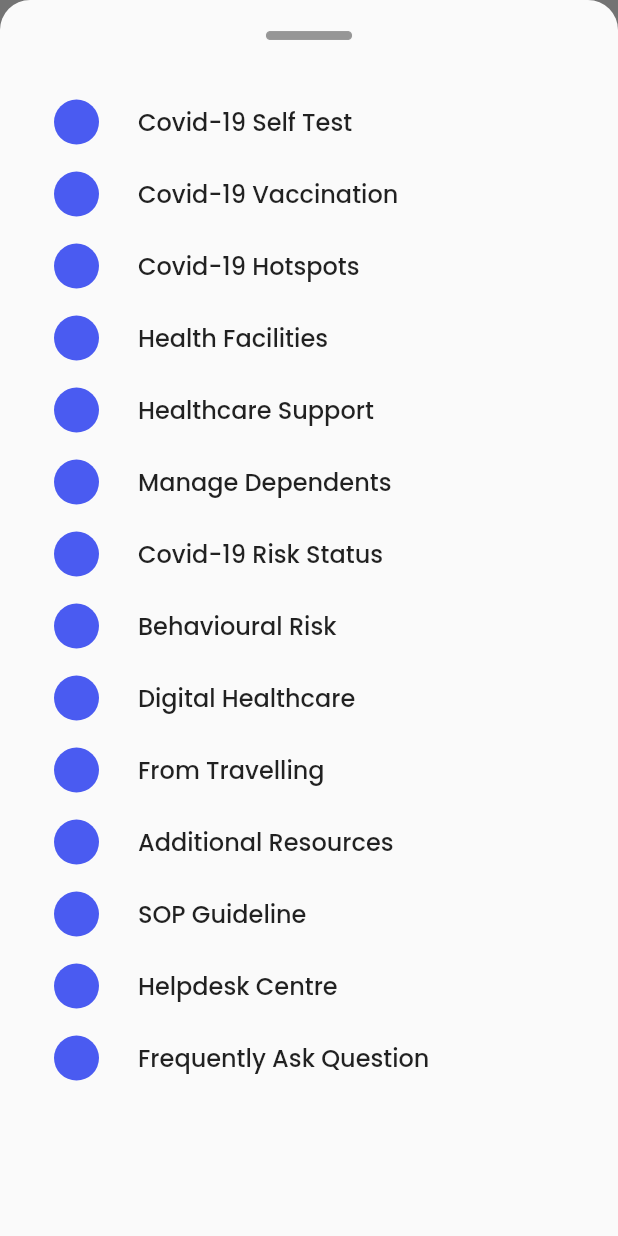
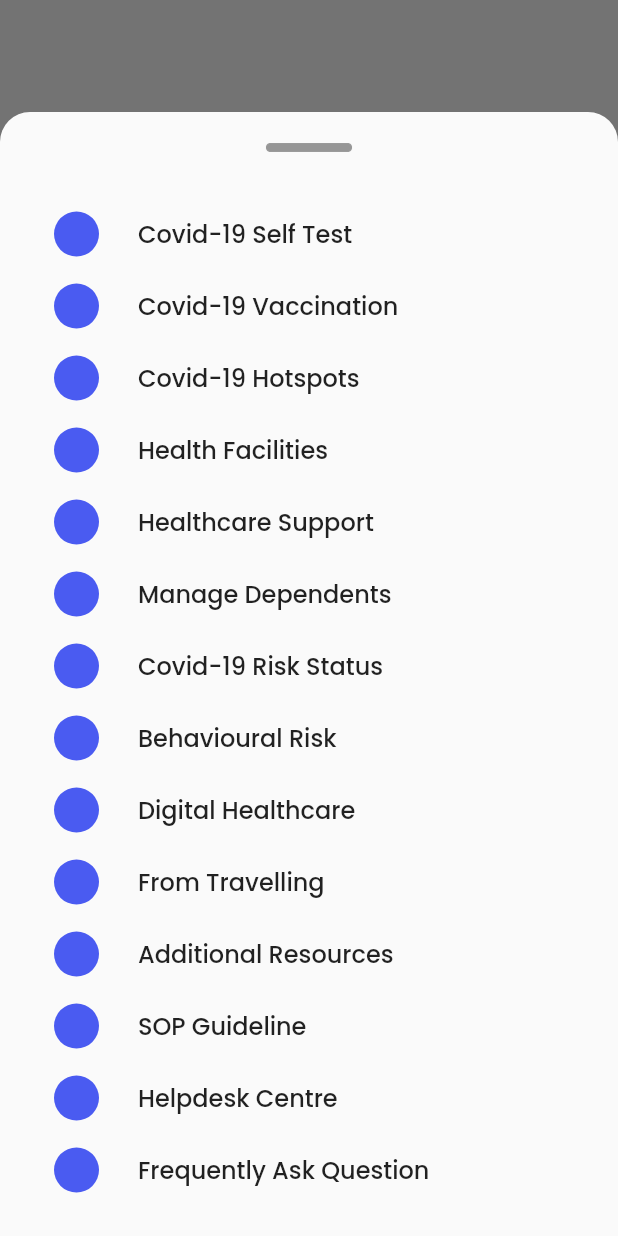
Before and after one commit to saifymatteo/MySejahtera-Plus, a Flutter app: what toolsAndServicesBottomSheet() shows on an empty page, opened directly, on a phone screen of 412 x 824 dp. Run offline on Flutter 3.47's test engine with Material 2 defaults, Android fonts, the phone set to English and light mode, and no system bars; our stand-ins replace dropdown_button2, google_fonts, qr_flutter, responsive_framework, salomon_bottom_bar; missing offline and left inert: mobile_scanner.

Commit message:
minor changes

```diff
--- a/lib/components/bottom_sheet_tools_and_services.dart
+++ b/lib/components/bottom_sheet_tools_and_services.dart
@@ -24,8 +24,8 @@ Future<dynamic> toolsAndServicesBottomSheet(BuildContext context) {
             ),
           ),
           const SizedBox(height: 30),
-          Expanded(
-            child: ListView(
+          ListView(
+            shrinkWrap: true,
             children: const [
               ToolsAndServicesListTiles(text: 'Covid-19 Self Test'),
               ToolsAndServicesListTiles(text: 'Covid-19 Vaccination'),
@@ -43,7 +43,6 @@ Future<dynamic> toolsAndServicesBottomSheet(BuildContext context) {
               ToolsAndServicesListTiles(text: 'Frequently Ask Question'),
             ],
           ),
-          ),
         ],
       ),
     ),
--- a/lib/main.dart
+++ b/lib/main.dart
@@ -14,8 +14,7 @@ import 'screens/profile_screen.dart';
 void main() {
   runApp(const MyApp());
   //! TODO: Remove device preview later
-  // runApp(DevicePreview(
-  //     builder: (context) => const MyApp()));
+  // runApp(DevicePreview(builder: (context) => const MyApp()));
 }
 
 class MyApp extends StatelessWidget {
@@ -125,7 +124,7 @@ class _MainComponentState extends State<MainComponent> {
 
 List<Widget> screenOptions = <Widget>[
   HomeScreen(),
-  StatisticScreen(),
+  const StatisticScreen(),
   CheckInScreen(),
   ProfileScreen(),
 ];
```
Lines whose indentation alone changed are shown as unchanged.
